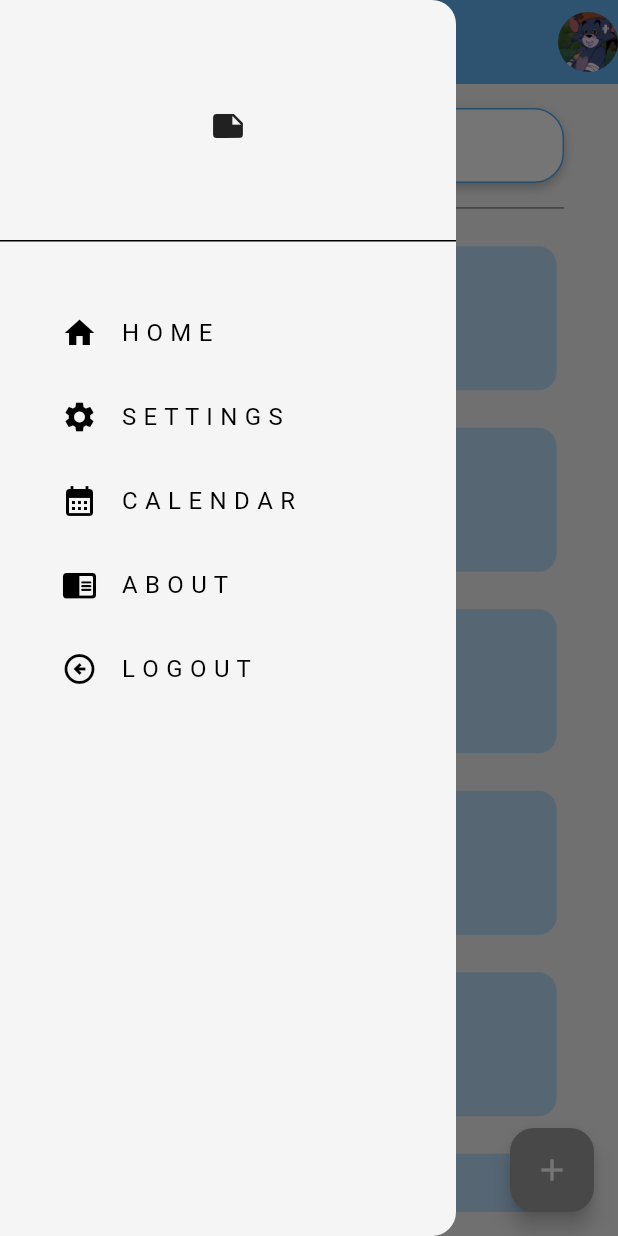
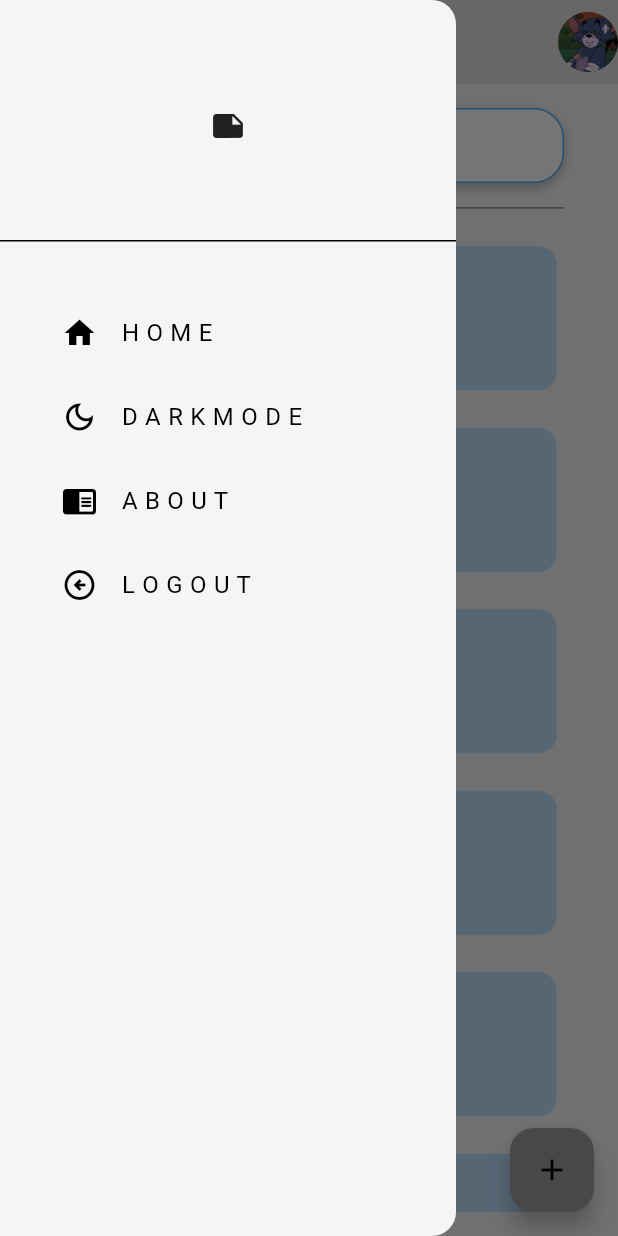
Before and after one commit to mandexonla/FlutterLast, a Flutter app: the HomePage screen opened directly, with the side drawer open, on a phone screen of 412 x 824 dp. Run offline on Flutter 3.47's test engine with Material 3 defaults, Android fonts, the phone set to English and light mode, and no system bars; drawn by our look-alikes of flutter_slidable; our stand-ins replace flutter_heatmap_calendar, hive, hive_flutter, percent_indicator, shared_preferences; accounts and stored records are empty.

Commit message:
hotfix: theme dark mode

```diff
--- a/lib/components/my_drawer.dart
+++ b/lib/components/my_drawer.dart
@@ -1,8 +1,7 @@
 import 'package:flutter/material.dart';
 import 'package:todoapps/pages/detail_page.dart';
 import 'package:todoapps/pages/login.dart';
-import 'package:todoapps/pages/settings_page.dart';
-import 'package:todoapps/utils/heat_map.dart';
+import 'package:todoapps/pages/theme_page.dart';
 
 class MyDrawer extends StatelessWidget {
   const MyDrawer({super.key});
@@ -24,8 +23,15 @@ class MyDrawer extends StatelessWidget {
           Padding(
             padding: const EdgeInsets.only(left: 25.0, top: 25),
             child: ListTile(
-              title: const Text('H O M E'),
-              leading: const Icon(Icons.home),
+              title: Text(
+                'H O M E',
+                style: TextStyle(
+                  color: Theme.of(context).colorScheme.onPrimary,
+                ),
+              ),
+              leading: const Icon(
+                Icons.home,
+              ),
               onTap: () => Navigator.pop(context),
             ),
           ),
@@ -34,14 +40,19 @@ class MyDrawer extends StatelessWidget {
           Padding(
             padding: const EdgeInsets.only(left: 25.0, top: 0),
             child: ListTile(
-              title: const Text('S E T T I N G S'),
-              leading: const Icon(Icons.settings),
+              title: Text(
+                'D A R K M O D E',
+                style: TextStyle(
+                  color: Theme.of(context).colorScheme.onPrimary,
+                ),
+              ),
+              leading: const Icon(Icons.dark_mode_outlined),
               onTap: () {
                 Navigator.pop(context);
                 Navigator.push(
                   context,
                   MaterialPageRoute(
-                    builder: (context) => const SettingsPage(),
+                    builder: (context) => const ThemePage(),
                   ),
                 );
               },
@@ -49,28 +60,33 @@ class MyDrawer extends StatelessWidget {
           ),
 
           // calendar
-          Padding(
-            padding: const EdgeInsets.only(left: 25.0, top: 0),
-            child: ListTile(
-              title: const Text('C A L E N D A R'),
-              leading: const Icon(Icons.calendar_month),
-              onTap: () {
-                Navigator.pop(context);
-                Navigator.push(
-                  context,
-                  MaterialPageRoute(
-                    builder: (context) => const MyHeatMap(),
-                  ),
-                );
-              },
-            ),
-          ),
+          // Padding(
+          //   padding: const EdgeInsets.only(left: 25.0, top: 0),
+          //   child: ListTile(
+          //     title: const Text('C A L E N D A R'),
+          //     leading: const Icon(Icons.calendar_month),
+          //     onTap: () {
+          //       Navigator.pop(context);
+          //       Navigator.push(
+          //         context,
+          //         MaterialPageRoute(
+          //           builder: (context) => const MyHeatMap(),
+          //         ),
+          //       );
+          //     },
+          //   ),
+          // ),
 
           // detail
           Padding(
             padding: const EdgeInsets.only(left: 25.0, top: 0),
             child: ListTile(
-              title: const Text('A B O U T'),
+              title: Text(
+                'A B O U T',
+                style: TextStyle(
+                  color: Theme.of(context).colorScheme.onPrimary,
+                ),
+              ),
               leading: const Icon(Icons.chrome_reader_mode_rounded),
               onTap: () {
                 Navigator.pop(context);
@@ -88,7 +104,12 @@ class MyDrawer extends StatelessWidget {
           Padding(
             padding: const EdgeInsets.only(left: 25.0, top: 0),
             child: ListTile(
-              title: const Text('L O G O U T'),
+              title: Text(
+                'L O G O U T',
+                style: TextStyle(
+                  color: Theme.of(context).colorScheme.onPrimary,
+                ),
+              ),
               leading: const Icon(Icons.arrow_circle_left_outlined),
               onTap: () {
                 Navigator.pop(context);
--- a/lib/main.dart
+++ b/lib/main.dart
@@ -4,7 +4,6 @@ import 'package:provider/provider.dart';
 import 'package:todoapps/data/database.dart';
 import 'package:todoapps/pages/splash.dart';
 import 'package:todoapps/themes/theme_provider.dart';
-
 
 void main() async {
   WidgetsFlutterBinding.ensureInitialized();
--- a/lib/pages/home_page.dart
+++ b/lib/pages/home_page.dart
@@ -89,8 +89,11 @@ class _HomePageState extends State<HomePage> {
     return Scaffold(
       backgroundColor: Theme.of(context).colorScheme.background,
       appBar: AppBar(
-        title: const Text('TO DO'),
-        backgroundColor: Colors.blue[300],
+        title: Text(
+          'TO DO',
+          style: TextStyle(color: Theme.of(context).colorScheme.onPrimary),
+        ),
+        backgroundColor: Theme.of(context).colorScheme.secondary,
         elevation: 0,
         centerTitle: true,
         actions: [
--- a/lib/themes/dart_mode.dart
+++ b/lib/themes/dart_mode.dart
@@ -6,5 +6,6 @@ ThemeData darkMode = ThemeData(
     primary: Colors.grey.shade600,
     secondary: const Color.fromARGB(255, 65, 64, 64),
     inversePrimary: Colors.grey.shade300,
+    onPrimary: Colors.white, // Thêm onPrimary cho darkMode
   ),
 );
--- a/lib/themes/light_mode.dart
+++ b/lib/themes/light_mode.dart
@@ -6,5 +6,6 @@ ThemeData lightMode = ThemeData(
     primary: Colors.grey.shade500,
     secondary: Colors.grey.shade300,
     inversePrimary: Colors.grey.shade900,
+    onPrimary: Colors.black, // Thêm onPrimary cho lightMode
   ),
 );
```
Also changed, not shown: lib/pages/detail_page.dart (+10 -4 lines), lib/pages/login.dart (+9 -5 lines), lib/pages/process_page.dart (+5 -2 lines), lib/pages/proflie_page.dart (+18 -4 lines), lib/pages/theme_page.dart (renamed from lib/pages/settings_page.dart, +14 -6 lines).
